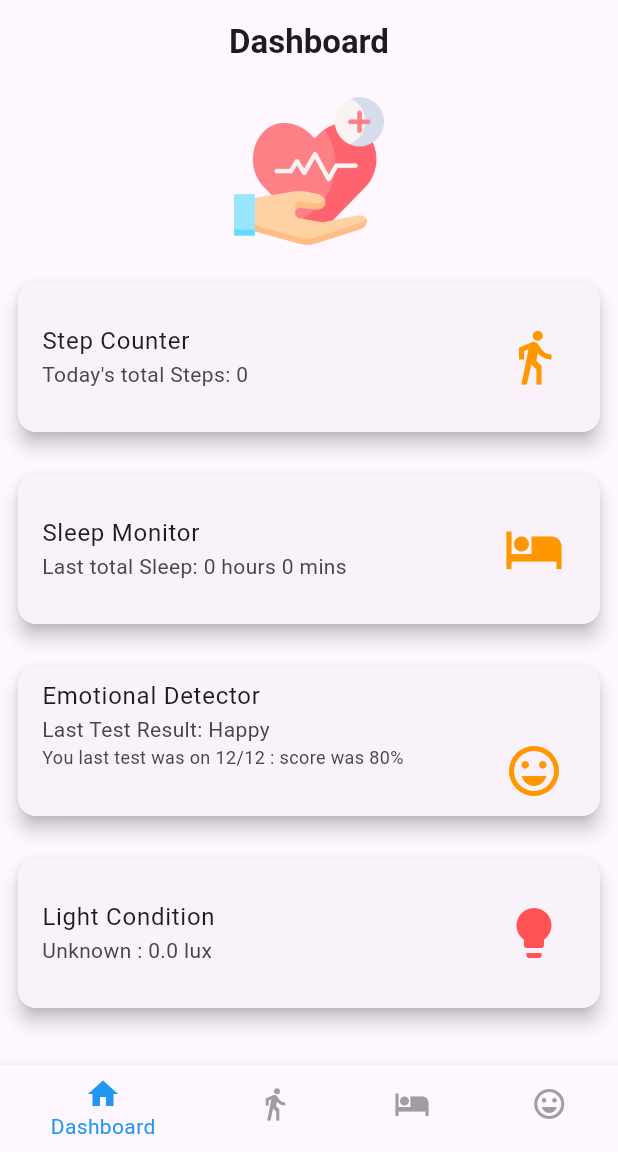
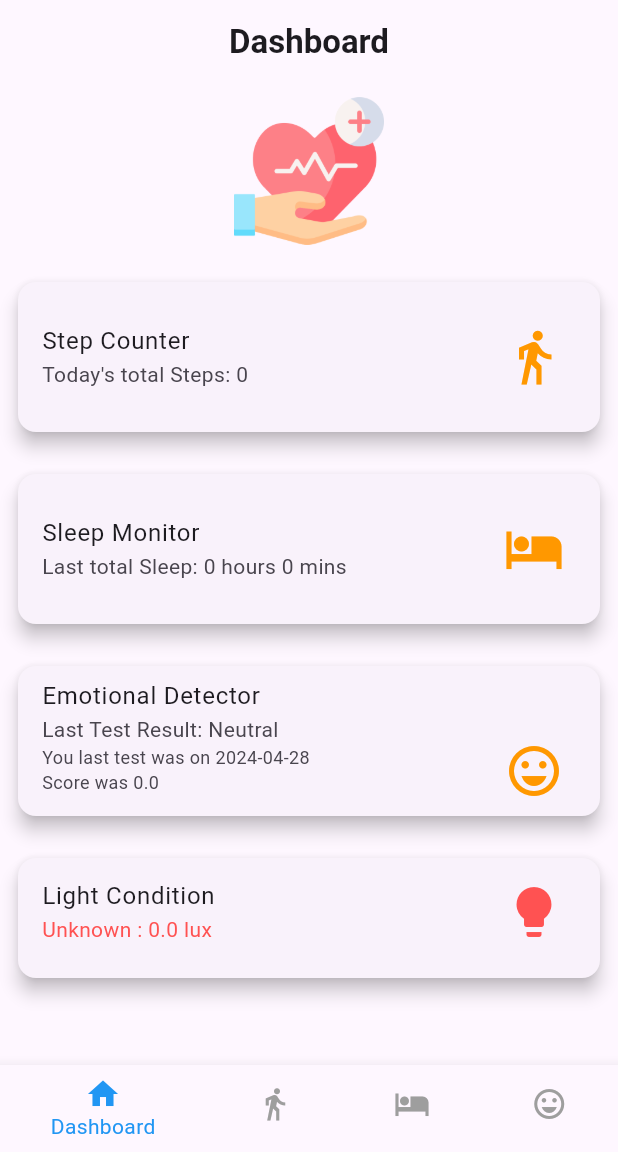
Before and after one commit to imshaaz21/Health_Companion_App, a Flutter app: the screen it shows after launch, on a phone screen of 412 x 824 dp, the part 84-1236 px from its top. Run offline on Flutter 3.47's test engine with Material 3 defaults, Android fonts, the phone set to English and light mode, and no system bars; our stand-ins replace sensors_plus, shared_preferences, syncfusion_flutter_charts; missing offline and left inert: light, proximity_sensor.

Commit message:
Refactor dashboard screen code to display emotional test results and light conditions

```diff
--- a/lib/screens/dashboard_screen.dart
+++ b/lib/screens/dashboard_screen.dart
@@ -1,6 +1,7 @@
 import 'dart:async';
 
 import 'package:flutter/material.dart';
+import 'package:health_companion_app/providers/emotional_detector_provider.dart';
 import 'package:health_companion_app/providers/sleep_monitor_provider.dart';
 import 'package:health_companion_app/providers/step_counter_provider.dart';
 import 'package:health_companion_app/utils/utils.dart';
@@ -133,13 +134,14 @@ class _DashboardScreenState extends State<DashboardScreen> {
                     child: Center(
                       child: ListTile(
                         title: const Text('Emotional Detector'),
-                        subtitle: const Column(
+                        subtitle: Column(
                           crossAxisAlignment: CrossAxisAlignment.start,
                           children: [
-                            Text('Last Test Result: Happy'),
                             Text(
-                              'You last test was on 12/12 : score was 80%',
-                              style: TextStyle(fontSize: 12),
+                                'Last Test Result: ${Provider.of<EmotionalDetectorProvider>(context, listen: true).getLatestMood()}'),
+                            Text(
+                              'You last test was on ${Provider.of<EmotionalDetectorProvider>(context, listen: true).getLatestTestDate()} \nScore was ${Provider.of<EmotionalDetectorProvider>(context, listen: true).getLatestTestScore()}',
+                              style: const TextStyle(fontSize: 12),
                             ),
                           ],
                         ),
@@ -160,19 +162,32 @@ class _DashboardScreenState extends State<DashboardScreen> {
                   surfaceTintColor: Colors.white,
                   elevation: 5,
                   child: SizedBox(
-                    height: 100,
+                    height: 80,
                     child: Center(
-                      child: ListTile(
+                      child: Column(
+                        children: [
+                          ListTile(
                             title: const Text('Light Condition'),
                             // subtitle: Text(
                             //     '${Provider.of<SleepMonitorProvider>(context, listen: true).lightCondition}: ${Provider.of<SleepMonitorProvider>(context, listen: true).luxValue.toInt()} lux'),
-                        subtitle: Text('$_luxString : $_luxValue lux'),
+                            subtitle: Text(
+                              '$_luxString : $_luxValue lux',
+                              style: TextStyle(
+                                color: _luxValue < 20
+                                    ? Colors.redAccent
+                                    : Colors.green,
+                              ),
+                            ),
                             trailing: Icon(
                               Icons.lightbulb,
-                          color:
-                              _luxValue < 20 ? Colors.redAccent : Colors.green,
+                              color: _luxValue < 20
+                                  ? Colors.redAccent
+                                  : Colors.green,
                               size: 40,
                             ),
+                            // below the method are check the _lux light and insert text Low light, Medium light, High light
+                          ),
+                        ],
                       ),
                     ),
                   ),
```
Lines whose indentation alone changed are shown as unchanged.
